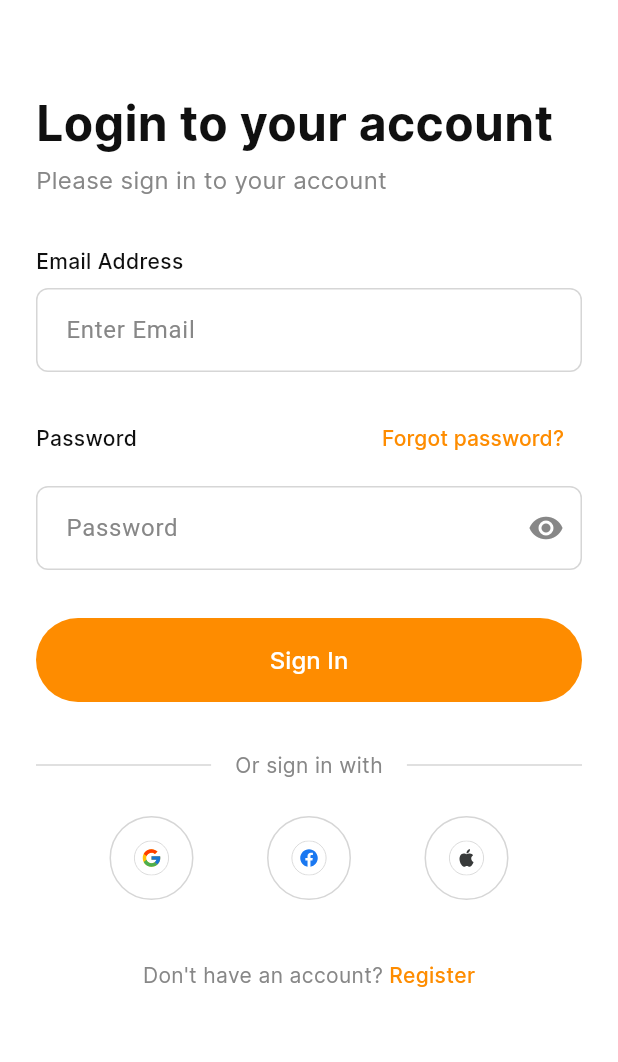
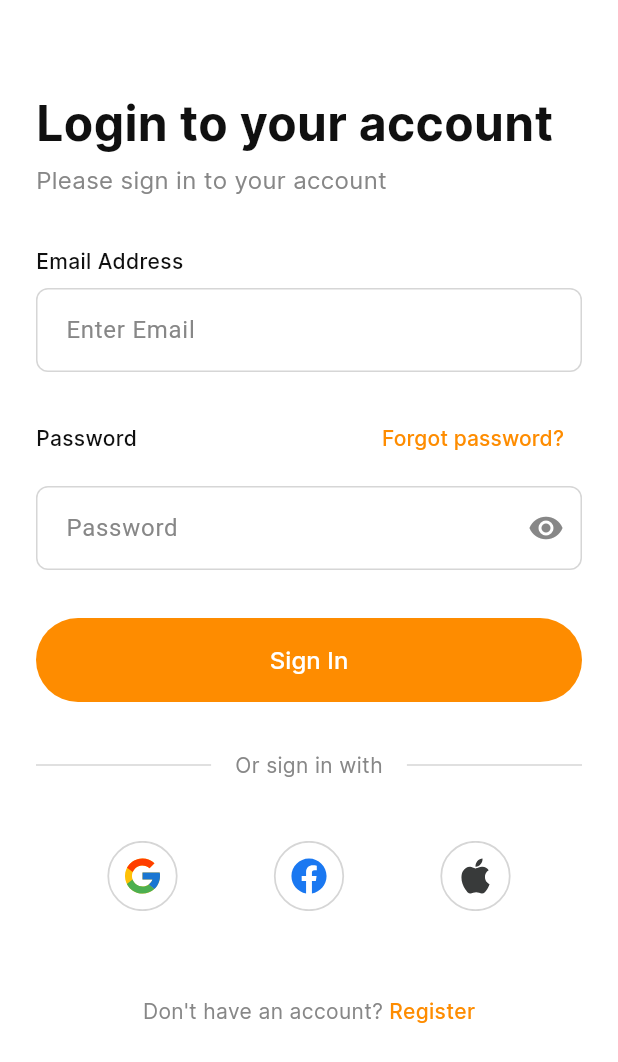
Before and after one commit to DavidIjsud/e_commerce_app_base, a Flutter app: the screen it shows after launch, on a phone screen of 412 x 824 dp. Shown: the top 1062 px of the screen. Run offline on Flutter 3.47's test engine with Material 3 defaults, Android fonts, the phone set to English and light mode, and no system bars; our stand-ins replace equatable, flutter_bloc, flutter_svg, get_it.

Commit message:
Update social button dimensions and icon sizes for improved UI consistency

```diff
--- a/lib/features/login/presentation/widgets/social_button.dart
+++ b/lib/features/login/presentation/widgets/social_button.dart
@@ -1,6 +1,4 @@
 import 'package:flutter/material.dart';
-import 'package:e_commerce_app_base/injector.dart';
-import 'package:e_commerce_app_base/config/config.dart';
 
 /// Individual social button widget
 class SocialButton extends StatelessWidget {
@@ -11,19 +9,12 @@ class SocialButton extends StatelessWidget {
 
   @override
   Widget build(BuildContext context) {
-    final config = Get.injector<Config>();
-    final colors = config.theme.themeColors;
-
     return GestureDetector(
       onTap: onPressed,
       child: Container(
-        width: 56,
-        height: 56,
-        decoration: BoxDecoration(
-          color: Colors.white,
-          shape: BoxShape.circle,
-          border: Border.all(color: colors.neutral40, width: 1),
-        ),
+        width: 80,
+        height: 80,
+        decoration: BoxDecoration(color: Colors.white, shape: BoxShape.circle),
         child: Center(child: child),
       ),
     );
--- a/lib/features/login/presentation/widgets/social_login_buttons.dart
+++ b/lib/features/login/presentation/widgets/social_login_buttons.dart
@@ -47,10 +47,10 @@ class SocialLoginButtons extends StatelessWidget {
               },
               child: SvgPicture.asset(
                 config.assets.googleIcon,
-                width: 24,
-                height: 24,
+                width: 48,
+                height: 48,
                 placeholderBuilder: (context) =>
-                    const Icon(Icons.g_mobiledata, size: 24),
+                    const Icon(Icons.g_mobiledata, size: 48),
               ),
             ),
             SocialButton(
@@ -59,10 +59,10 @@ class SocialLoginButtons extends StatelessWidget {
               },
               child: SvgPicture.asset(
                 config.assets.facebookIcon,
-                width: 24,
-                height: 24,
+                width: 48,
+                height: 48,
                 placeholderBuilder: (context) =>
-                    const Icon(Icons.facebook, size: 24),
+                    const Icon(Icons.facebook, size: 48),
               ),
             ),
             SocialButton(
@@ -71,10 +71,10 @@ class SocialLoginButtons extends StatelessWidget {
               },
               child: SvgPicture.asset(
                 config.assets.appleIcon,
-                width: 24,
-                height: 24,
+                width: 48,
+                height: 48,
                 placeholderBuilder: (context) =>
-                    const Icon(Icons.apple, size: 24),
+                    const Icon(Icons.apple, size: 48),
               ),
             ),
           ],
```
